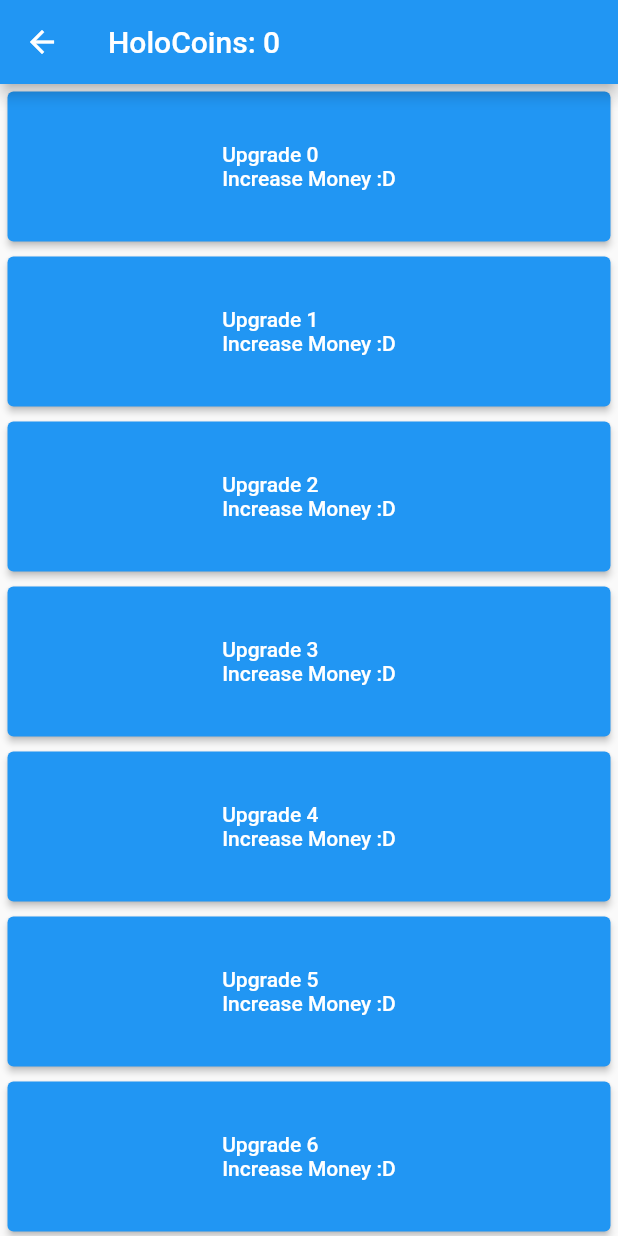
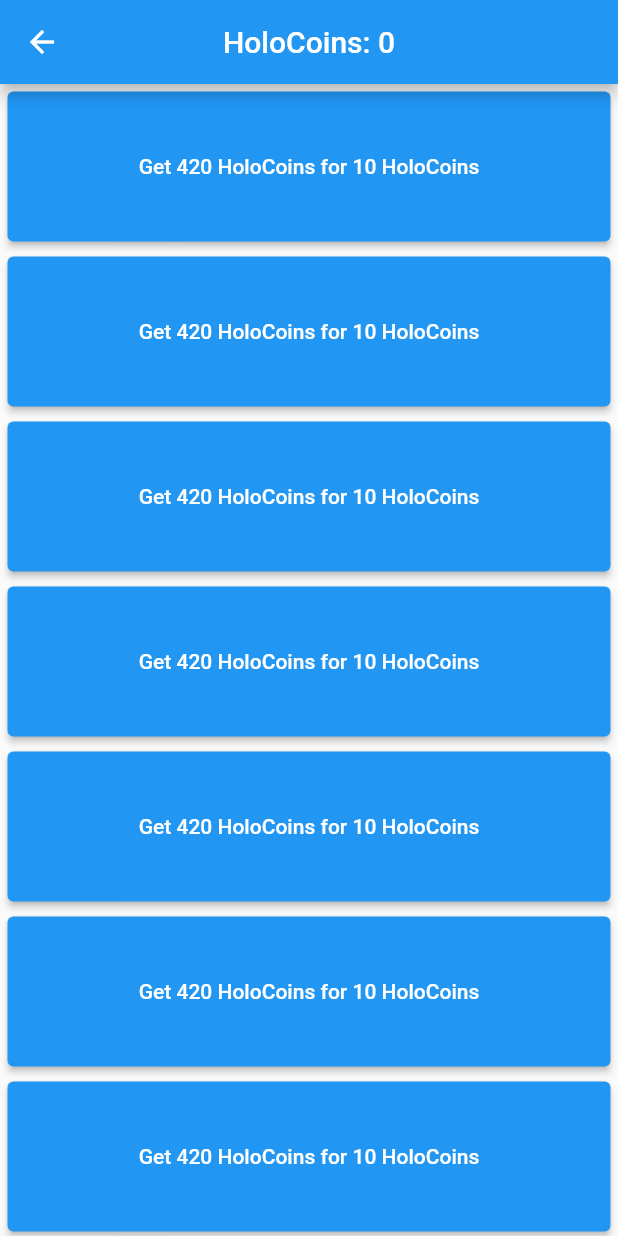
Before and after one commit to GlitchAmbush/mobile_proj, a Flutter app: the ShopPage screen opened directly, on a phone screen of 412 x 824 dp. Run offline on Flutter 3.47's test engine with Material 2 defaults, Android fonts, the phone set to English and light mode, and no system bars; our stand-ins replace shared_preferences; missing offline and left inert: dart_random_choice; accounts and stored records are empty.

Commit message:
Initial shop functionality

```diff
--- a/lib/screens/shop_page.dart
+++ b/lib/screens/shop_page.dart
@@ -1,5 +1,6 @@
 import 'package:flutter/material.dart';
 import '../util/user_data.dart' as user;
+import 'dart:math';
 
 class ShopPage extends StatefulWidget {
   const ShopPage({Key? key}) : super(key: key);
@@ -16,18 +17,35 @@ class _ShopPageState extends State<ShopPage> {
     return Scaffold(
         appBar: AppBar(
             backgroundColor: Colors.blue,
-            title: Text('HoloCoins: ${user.holoCoins}')),
+            centerTitle: true,
+            title: Text(
+              'HoloCoins: ${user.holoCoins}',
+            )),
         body: ListView.builder(
             controller: _firstController,
-            itemCount: 15,
+            itemCount: 10,
             itemBuilder: (BuildContext context, int index) {
+              int random = Random().nextInt(max(1, 1000));
+              int random2 = Random().nextInt(max(1, 15));
               return Padding(
                 padding: const EdgeInsets.all(5.0),
                 child: ElevatedButton(
                     style: ElevatedButton.styleFrom(
                         minimumSize: const Size.fromHeight(100)),
-                    onPressed: () {},
-                    child: Text('Upgrade $index \nIncrease Money :D')),
+                    onPressed: () {
+                      setState(() {
+                        if (user.holoCoins < index + 1) {
+                          ScaffoldMessenger.of(context).showSnackBar(
+                              const SnackBar(
+                                  content: Text('Not enough HoloCoins')));
+                        } else {
+                          user.holoCoins -= random2;
+                          user.holoCoins += random;
+                        }
+                      });
+                    },
+                    child:
+                        Text('Get $random HoloCoins for $random2 HoloCoins')),
               );
             }));
   }
```
